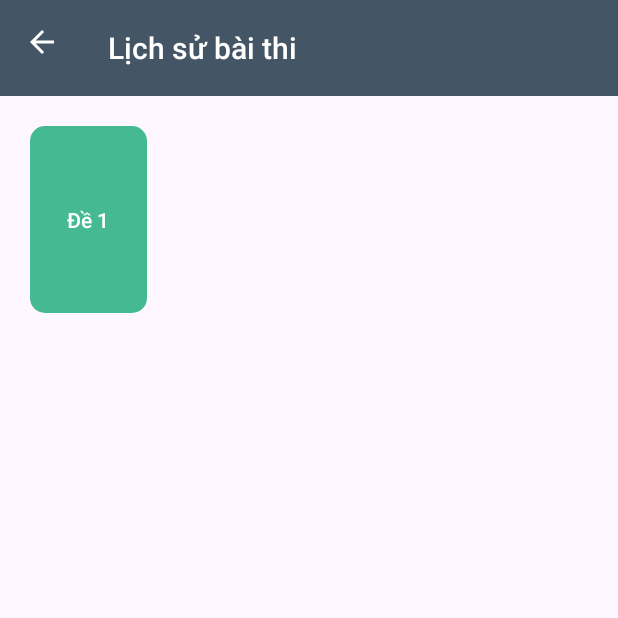
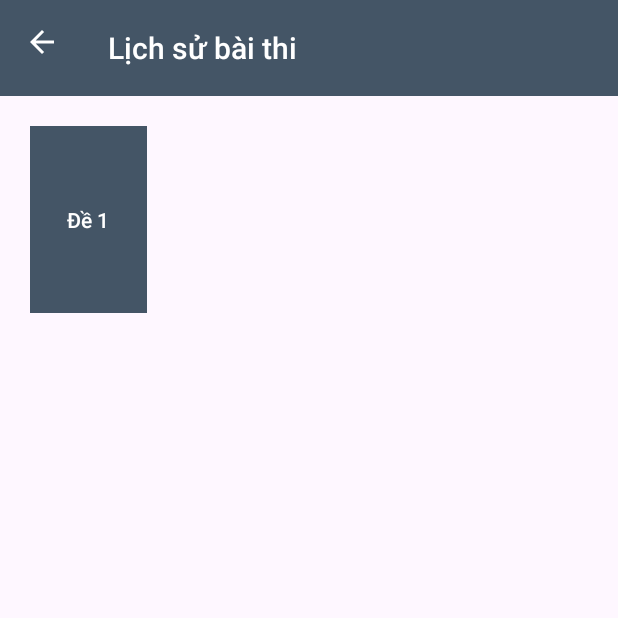
Before and after one commit to dnd21052002/btl_thibanglaixe, an Android app: the LichSuBaiThiActivity screen opened directly, with no data from a screen before it, on a phone screen of 412 x 824 dp, the top half of it. Run offline under Robolectric (Android 15) with nearby library versions, the phone set to English and light mode, and no system bars.

```diff
--- a/app/src/main/res/layout/activity_ketquathi.xml
+++ b/app/src/main/res/layout/activity_ketquathi.xml
@@ -9,7 +9,7 @@
         android:id="@+id/toolbar"
         android:layout_width="match_parent"
         android:layout_height="?attr/actionBarSize"
-        android:background="@color/colorPrimary"
+        android:background="@color/default_header_color"
         app:theme="@style/ToolbarColoredBackArrow"
         android:popupTheme="@style/AppTheme"
         >
--- a/app/src/main/res/layout/layout_recyclerview_lichsubaithi.xml
+++ b/app/src/main/res/layout/layout_recyclerview_lichsubaithi.xml
@@ -1,16 +1,17 @@
 <LinearLayout android:layout_width="wrap_content"
     android:layout_height="wrap_content"
     xmlns:android="http://schemas.android.com/apk/res/android"
-    xmlns:pp="http://schemas.android.com/apk/res-auto"
+    xmlns:app="http://schemas.android.com/apk/res-auto"
     android:orientation="vertical">
 
     <Button
         android:id="@+id/bt_deThi"
         android:layout_width="match_parent"
         android:layout_height="match_parent"
-        android:background="@drawable/button_dethi"
+        android:background="@color/default_header_color"
         android:text="Đề 1"
         android:textAllCaps="false"
         android:textColor="#fff"
-        pp:backgroundTint="@null" />
+        app:backgroundTint="@null" />
+
 </LinearLayout>
```
Also changed, not shown: app/src/main/java/com/example/btl_thibanglaixe/Activities/MainActivity.java (+7 -5 lines), app/src/main/res/layout/activity_main.xml (+14 -13 lines).
